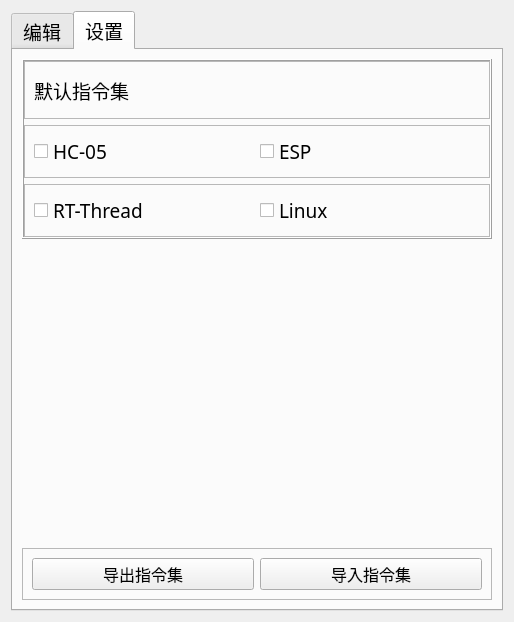
Qt form cmdSetWindow.ui (Unarvest/Serial-Debug) before a commit.
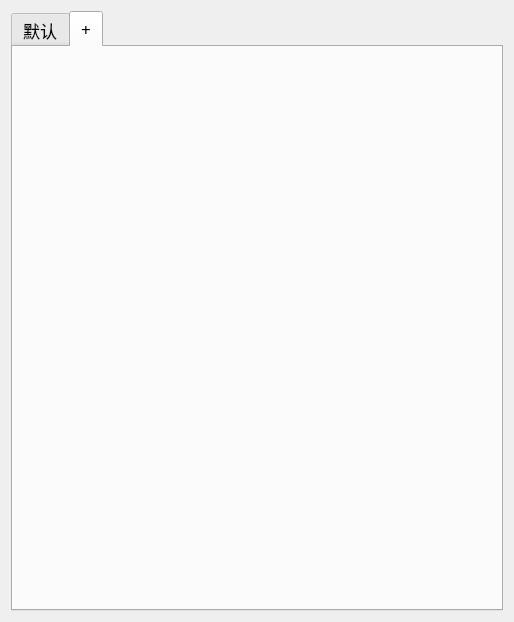
The same form after that commit. The open tabs and pages were chosen to show the change. Icons and pictures are not drawn.

Patch:
```diff
--- a/cmdSetWindow.ui
+++ b/cmdSetWindow.ui
@@ -19,7 +19,7 @@
      <property name="font">
       <font>
        <family>等线</family>
-       <pointsize>14</pointsize>
+       <pointsize>13</pointsize>
       </font>
      </property>
      <property name="currentIndex">
@@ -27,7 +27,7 @@
      </property>
      <widget class="QWidget" name="tab">
       <attribute name="title">
-       <string>编辑</string>
+       <string>默认</string>
       </attribute>
       <layout class="QVBoxLayout" name="verticalLayout_2">
        <property name="leftMargin">
@@ -190,182 +190,9 @@
      </widget>
      <widget class="QWidget" name="widget">
       <attribute name="title">
-       <string>设置</string>
+       <string>+</string>
       </attribute>
-      <layout class="QVBoxLayout" name="verticalLayout_4">
-       <item>
-        <widget class="QFrame" name="frame_4">
-         <property name="frameShape">
-          <enum>QFrame::Box</enum>
-         </property>
-         <property name="frameShadow">
-          <enum>QFrame::Raised</enum>
-         </property>
-         <layout class="QVBoxLayout" name="verticalLayout_3">
-          <property name="leftMargin">
-           <number>0</number>
-          </property>
-          <property name="topMargin">
-           <number>0</number>
-          </property>
-          <property name="rightMargin">
-           <number>0</number>
-          </property>
-          <property name="bottomMargin">
-           <number>0</number>
-          </property>
-          <item>
-           <widget class="QFrame" name="frame_3">
-            <property name="frameShape">
-             <enum>QFrame::StyledPanel</enum>
-            </property>
-            <property name="frameShadow">
-             <enum>QFrame::Raised</enum>
-            </property>
-            <layout class="QHBoxLayout" name="horizontalLayout_3">
-             <item>
-              <widget class="QLabel" name="label">
-               <property name="font">
-                <font>
-                 <pointsize>14</pointsize>
-                </font>
-               </property>
-               <property name="text">
-                <string>默认指令集</string>
-               </property>
-              </widget>
-             </item>
-             <item>
-              <spacer name="horizontalSpacer_2">
-               <property name="orientation">
-                <enum>Qt::Horizontal</enum>
-               </property>
-               <property name="sizeHint" stdset="0">
-                <size>
-                 <width>331</width>
-                 <height>38</height>
-                </size>
-               </property>
-              </spacer>
-             </item>
-            </layout>
-           </widget>
-          </item>
-          <item>
-           <widget class="QFrame" name="frame_5">
-            <property name="frameShape">
-             <enum>QFrame::StyledPanel</enum>
-            </property>
-            <property name="frameShadow">
-             <enum>QFrame::Raised</enum>
-            </property>
-            <layout class="QHBoxLayout" name="horizontalLayout_4">
-             <item>
-              <widget class="QCheckBox" name="HC_05CheckBox">
-               <property name="text">
-                <string>HC-05</string>
-               </property>
-              </widget>
-             </item>
-             <item>
-              <widget class="QCheckBox" name="checkBox_2">
-               <property name="text">
-                <string>ESP</string>
-               </property>
-              </widget>
-             </item>
-            </layout>
-           </widget>
-          </item>
-          <item>
-           <widget class="QFrame" name="frame_6">
-            <property name="frameShape">
-             <enum>QFrame::StyledPanel</enum>
-            </property>
-            <property name="frameShadow">
-             <enum>QFrame::Raised</enum>
-            </property>
-            <layout class="QHBoxLayout" name="horizontalLayout_5">
-             <item>
-              <widget class="QCheckBox" name="HC_05CheckBox_2">
-               <property name="text">
-                <string>RT-Thread</string>
-               </property>
-              </widget>
-             </item>
-             <item>
-              <widget class="QCheckBox" name="checkBox_3">
-               <property name="text">
-                <string>Linux</string>
-               </property>
-              </widget>
-             </item>
-            </layout>
-           </widget>
-          </item>
-         </layout>
-        </widget>
-       </item>
-       <item>
-        <spacer name="verticalSpacer">
-         <property name="orientation">
-          <enum>Qt::Vertical</enum>
-         </property>
-         <property name="sizeHint" stdset="0">
-          <size>
-           <width>20</width>
-           <height>40</height>
-          </size>
-         </property>
-        </spacer>
-       </item>
-       <item>
-        <widget class="QFrame" name="frame_2">
-         <property name="frameShape">
-          <enum>QFrame::StyledPanel</enum>
-         </property>
-         <property name="frameShadow">
-          <enum>QFrame::Raised</enum>
-         </property>
-         <layout class="QHBoxLayout" name="horizontalLayout_2">
-          <item>
-           <widget class="QPushButton" name="savePushButton_2">
-            <property name="font">
-             <font>
-              <family>等线</family>
-              <pointsize>12</pointsize>
-             </font>
-            </property>
-            <property name="text">
-             <string>导出指令集</string>
-            </property>
-            <property name="icon">
-             <iconset resource="icoPack.qrc">
-              <normaloff>:/Mainico/ico/20200510-221417.ico</normaloff>:/Mainico/ico/20200510-221417.ico</iconset>
-            </property>
-           </widget>
-          </item>
-          <item>
-           <widget class="QPushButton" name="savePushButton_3">
-            <property name="font">
-             <font>
-              <family>等线</family>
-              <pointsize>12</pointsize>
-             </font>
-            </property>
-            <property name="text">
-             <string>导入指令集</string>
-            </property>
-            <property name="icon">
-             <iconset resource="icoPack.qrc">
-              <normaloff>:/Mainico/ico/20200510-221417.ico</normaloff>:/Mainico/ico/20200510-221417.ico</iconset>
-            </property>
-           </widget>
-          </item>
-         </layout>
-        </widget>
-       </item>
-      </layout>
+      <layout class="QVBoxLayout" name="verticalLayout_4"/>
      </widget>
     </widget>
    </item>
```
Left out of the diff: 15 changed lines with no effect on the pictures.
